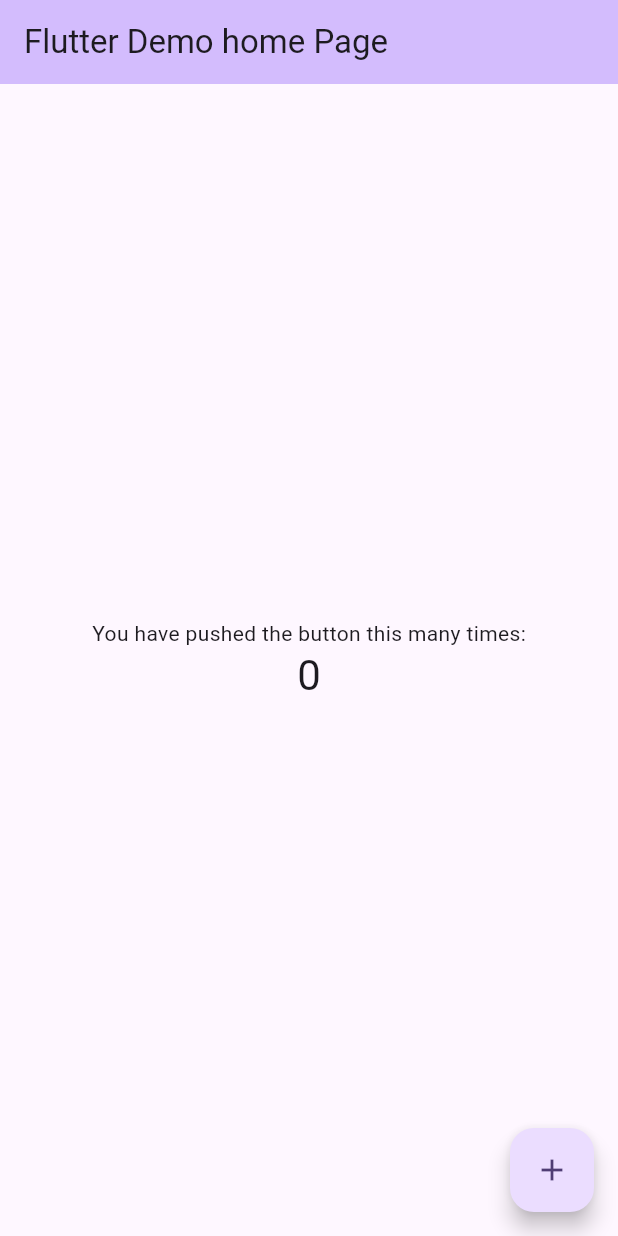
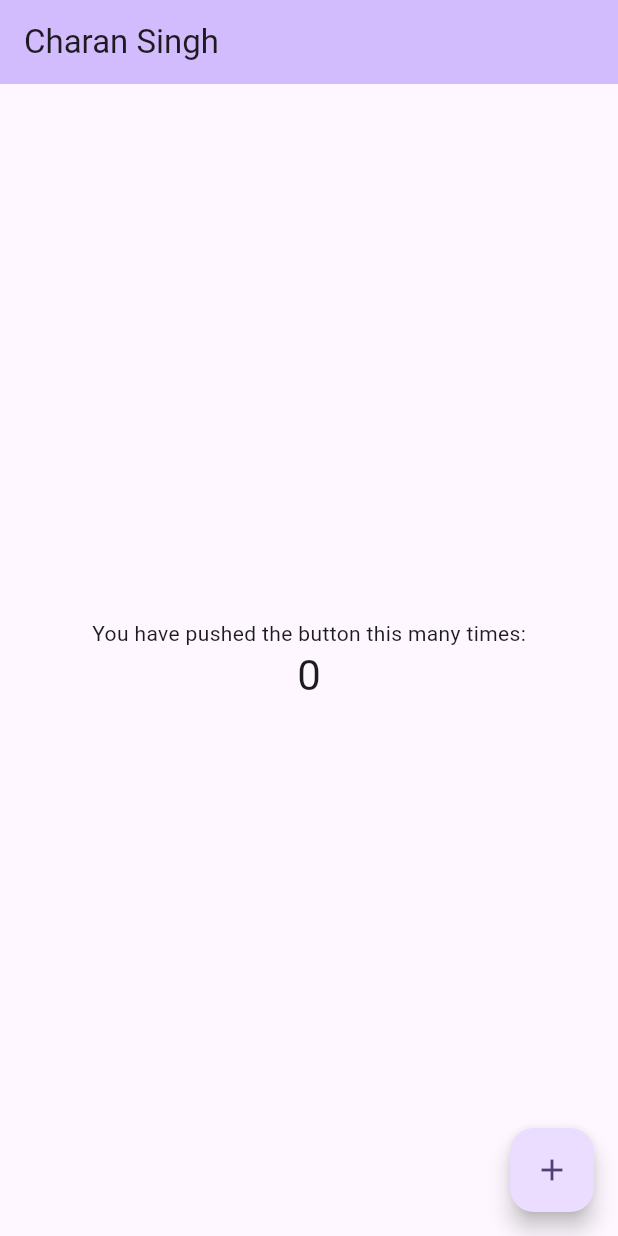
Before and after one commit to ranasunny581/projectone, a Flutter app: the screen it shows after launch, on a phone screen of 412 x 824 dp. Run offline on Flutter 3.47's test engine with Material 2 defaults, Android fonts, the phone set to English and light mode, and no system bars.

Commit message:
project started

```diff
--- a/lib/main.dart
+++ b/lib/main.dart
@@ -31,7 +31,7 @@ class MyApp extends StatelessWidget {
         colorScheme: ColorScheme.fromSeed(seedColor: Colors.deepPurple),
         useMaterial3: true,
       ),
-      home: const MyHomePage(title: 'Flutter Demo home Page'),
+      home: const MyHomePage(title: 'Charan Singh'),
     );
   }
 }
```
